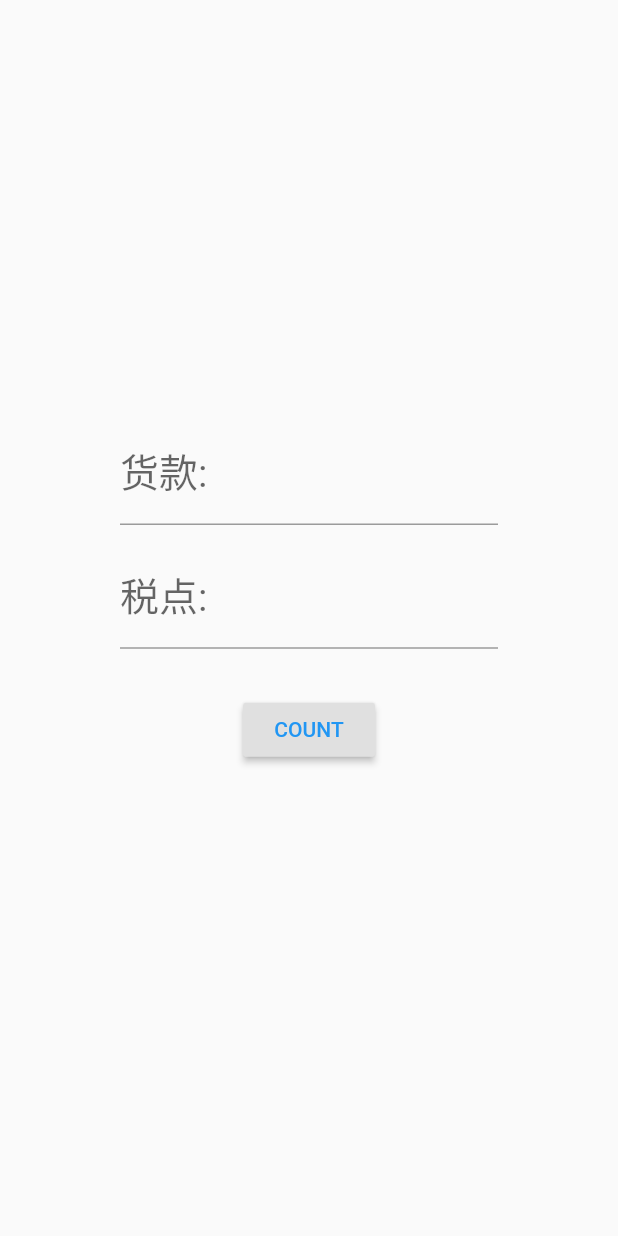
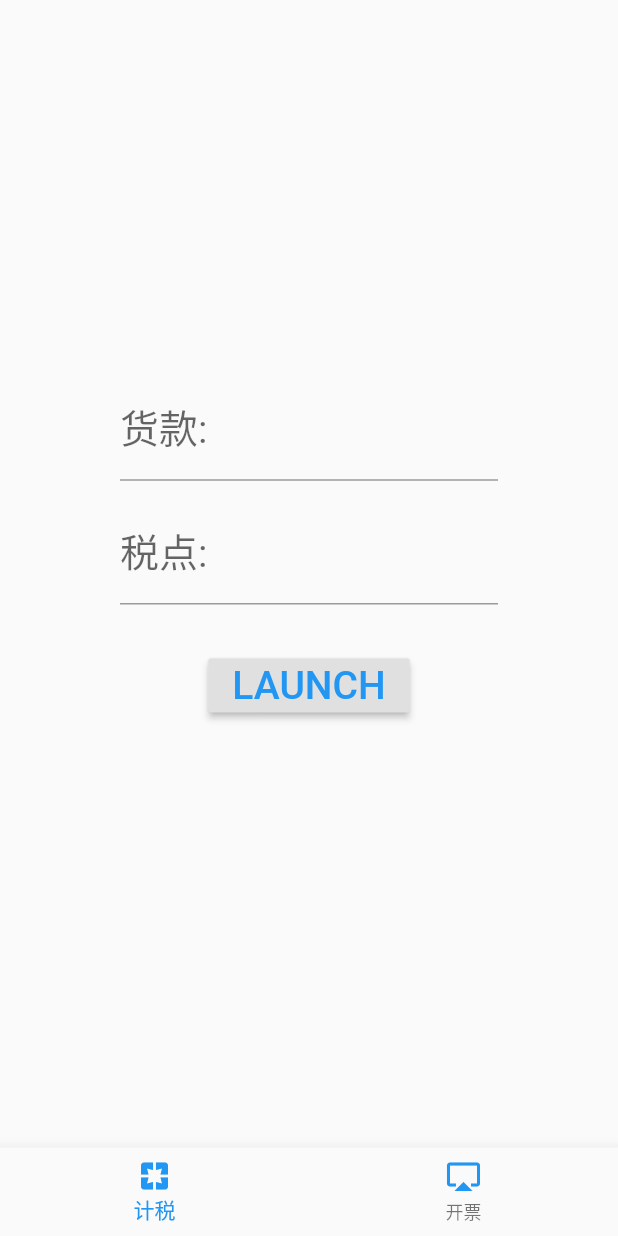
Before and after one commit to gocfo/taxed_calculator, a Flutter app: the screen it shows after launch, on a phone screen of 412 x 824 dp. Run offline on Flutter 3.47's test engine with Material 2 defaults, Android fonts, the light colour scheme and no system bars.

Commit message:
:construction: add pub

```diff
--- /dev/null
+++ b/lib/count.dart
@@ -0,0 +1,111 @@
+import 'package:flutter/material.dart';
+
+class CountPage extends StatefulWidget {
+  _CountPageState createState() => _CountPageState();
+}
+
+class _CountPageState extends State<CountPage> {
+  String _billInput = '';
+  String _taxPointInput = '';
+
+  Widget _count(BuildContext context) {
+    var bill = double.tryParse(_billInput);
+    var taxPoint = double.tryParse(_taxPointInput);
+    if ((bill == null) || (taxPoint == null)) {
+      return AlertDialog(content: Text("非法输入-非数字"));
+    }
+    if ((bill.toInt() <= 0) || (taxPoint.toInt() <= 0)) {
+      return AlertDialog(content: Text("无效输入-非法值"));
+    }
+    if (taxPoint.toInt() >= 100) {
+      return AlertDialog(content: Text("税点大于一百"));
+    }
+    var sum = ((bill / (100 - taxPoint)) * 100 * 100).toInt() / 100;
+    var tax = ((sum - bill) * 100).toInt() / 100;
+    return AlertDialog(
+      content: Container(
+        height: 180.0,
+        child: ListView(
+          scrollDirection: Axis.vertical,
+          children: <Widget>[
+            Padding(
+              padding: EdgeInsets.fromLTRB(0.0, 0.0, 0.0, 16.0),
+              child: Text(
+                "税点: " + taxPoint.toString() + "％",
+                style: TextStyle(color: Colors.lightBlue, fontSize: 26.0),
+              ),
+            ),
+            Text(
+              "货款: " + bill.toString(),
+              style: TextStyle(color: Colors.blueAccent, fontSize: 26.0),
+            ),
+            Text(
+              "税款: " + tax.toString(),
+              style: TextStyle(color: Colors.blueAccent, fontSize: 26.0),
+            ),
+            Padding(
+              padding: EdgeInsets.fromLTRB(0.0, 16.0, 0.0, 0.0),
+              child: Text(
+                "对公总额: " + sum.toString(),
+                style: TextStyle(color: Colors.black, fontSize: 26.0),
+              ),
+            ),
+          ],
+        ),
+      ),
+    );
+  }
+
+  Widget _billTextField() {
+    return TextField(
+      decoration: InputDecoration(
+        labelText: "货款:",
+        labelStyle: TextStyle(fontSize: 26.0),
+      ),
+      keyboardType: TextInputType.number,
+      maxLines: 1,
+      onChanged: (input) => _billInput = input,
+    );
+  }
+
+  Widget _taxPointTextField() {
+    return Padding(
+      padding: EdgeInsets.fromLTRB(0.0, 16.0, 0.0, 30.0),
+      child: TextField(
+        decoration: InputDecoration(
+          labelText: "税点:",
+          labelStyle: TextStyle(fontSize: 26.0),
+        ),
+        keyboardType: TextInputType.number,
+        maxLines: 1,
+        onChanged: (input) => _taxPointInput = input,
+      ),
+    );
+  }
+
+  Widget _countButton(BuildContext context) {
+    return RaisedButton(
+      textTheme: ButtonTextTheme.accent,
+      child: Text(
+        'LAUNCH',
+        style: TextStyle(fontSize: 26),
+      ),
+      onPressed: () => showDialog(
+            context: context,
+            builder: _count,
+          ),
+    );
+  }
+
+  @override
+  Widget build(BuildContext context) {
+    return Column(
+      mainAxisAlignment: MainAxisAlignment.center,
+      children: <Widget>[
+        _billTextField(),
+        _taxPointTextField(),
+        _countButton(context),
+      ],
+    );
+  }
+}
--- a/lib/main.dart
+++ b/lib/main.dart
@@ -1,119 +1,69 @@
 import 'package:flutter/material.dart';
+import 'pub.dart';
+import 'count.dart';
 
 void main() => runApp(HomePage());
-
-String _billInput = '';
-String _taxPointInput = '';
 
 class HomePage extends StatelessWidget {
   @override
   Widget build(BuildContext context) {
     return MaterialApp(
-      home: Scaffold(
-        body: Container(
-          padding: EdgeInsets.fromLTRB(80.0, 0.0, 80.0, 30.0),
-          child: CountPage(),
-        ),
-      ),
+      home: Home(),
       theme: ThemeData.light(),
     );
   }
 }
 
-class CountPage extends StatelessWidget {
-  Widget _count(BuildContext context) {
-    var bill = double.tryParse(_billInput);
-    var taxPoint = double.tryParse(_taxPointInput);
-    if ((bill == null) || (taxPoint == null)) {
-      return AlertDialog(content: Text("无效输入"));
-    }
-    if ((bill.toInt() <= 0) || (taxPoint.toInt() <= 0)) {
-      return AlertDialog(content: Text("零值"));
-    }
-    if (taxPoint.toInt() >= 100) {
-      return AlertDialog(content: Text("Point >= 100"));
-    }
-    var sum = ((bill / (100 - taxPoint)) * 100 * 100).toInt() / 100;
-    return AlertDialog(
-      content: Container(
-        height: 200.0,
-        child: ListView(
-          scrollDirection: Axis.vertical,
-          children: <Widget>[
-            Padding(
-              padding: EdgeInsets.fromLTRB(0.0, 0.0, 0.0, 16.0),
-              child: Text(
-                "税点: " + taxPoint.toString(),
-                style: TextStyle(color: Colors.blueAccent, fontSize: 30.0),
-              ),
-            ),
-            Text(
-              "货款: " + bill.toString(),
-              style: TextStyle(color: Colors.lightGreen, fontSize: 30.0),
-            ),
-            Text(
-              "税款: " + (((sum - bill) * 100).toInt() / 100).toString(),
-              style: TextStyle(color: Colors.lightGreen, fontSize: 30.0),
-            ),
-            Padding(
-              padding: EdgeInsets.fromLTRB(0.0, 8.0, 0.0, 0.0),
-              child: Text(
-                "对公总额: " + sum.toString(),
-                style: TextStyle(color: Colors.black, fontSize: 30.0),
-              ),
-            ),
-          ],
-        ),
-      ),
-    );
-  }
+class Home extends StatefulWidget {
+  _HomeState createState() => _HomeState();
+}
 
-  Widget _billTextField() {
-    return TextField(
-      decoration: InputDecoration(
-        labelText: "货款:",
-        labelStyle: TextStyle(fontSize: 26.0),
-      ),
-      keyboardType: TextInputType.number,
-      maxLines: 1,
-      onChanged: (input) => _billInput = input,
-    );
-  }
+class _HomeState extends State<Home> {
+  final _homeBottomNavigationColor = Colors.blue;
+  int _currentIndex = 0;
+  List<Widget> list = List();
 
-  Widget _taxPointTextField() {
-    return Padding(
-      padding: EdgeInsets.fromLTRB(0.0, 16.0, 0.0, 30.0),
-      child: TextField(
-        decoration: InputDecoration(
-          labelText: "税点:",
-          labelStyle: TextStyle(fontSize: 26.0),
-        ),
-        keyboardType: TextInputType.number,
-        maxLines: 1,
-        onChanged: (input) => _taxPointInput = input,
-      ),
-    );
-  }
-
-  Widget _countButton(BuildContext context) {
-    return RaisedButton(
-      textTheme: ButtonTextTheme.accent,
-      child: Text('COUNT'),
-      onPressed: () => showDialog(
-            context: context,
-            builder: _count,
-          ),
-    );
+  @override
+  void initState() {
+    list..add(CountPage())..add(PubPage());
+    super.initState();
   }
 
   @override
   Widget build(BuildContext context) {
-    return Column(
-        mainAxisAlignment: MainAxisAlignment.center,
-        children: <Widget>[
-          _billTextField(),
-          _taxPointTextField(),
-          _countButton(context),
-        ]);
+    return Scaffold(
+      body: Container(
+        padding: EdgeInsets.fromLTRB(80.0, 0.0, 80.0, 30.0),
+        child: list[_currentIndex],
+      ),
+      bottomNavigationBar: BottomNavigationBar(
+        type: BottomNavigationBarType.fixed,
+        onTap: (int index) {
+          setState(() => _currentIndex = index);
+        },
+        items: [
+          BottomNavigationBarItem(
+            icon: Icon(
+              Icons.pages,
+              color: _homeBottomNavigationColor,
+            ),
+            title: Text(
+              "计税",
+              style: TextStyle(color: _homeBottomNavigationColor),
+            ),
+          ),
+          BottomNavigationBarItem(
+            icon: Icon(
+              Icons.airplay,
+              color: _homeBottomNavigationColor,
+            ),
+            title: Text(
+              "开票",
+              style: TextStyle(color: _homeBottomNavigationColor),
+            ),
+          ),
+        ],
+      ),
+    );
   }
 }
```
Also changed, not shown: lib/pub.dart (added, +123 -0 lines).
